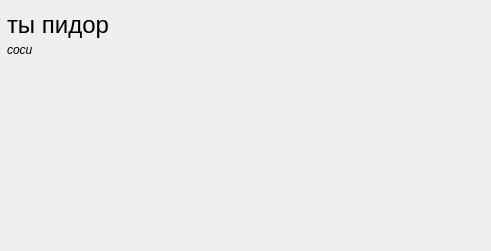
Old version of the form main.ui in the repository syrbo/UP.
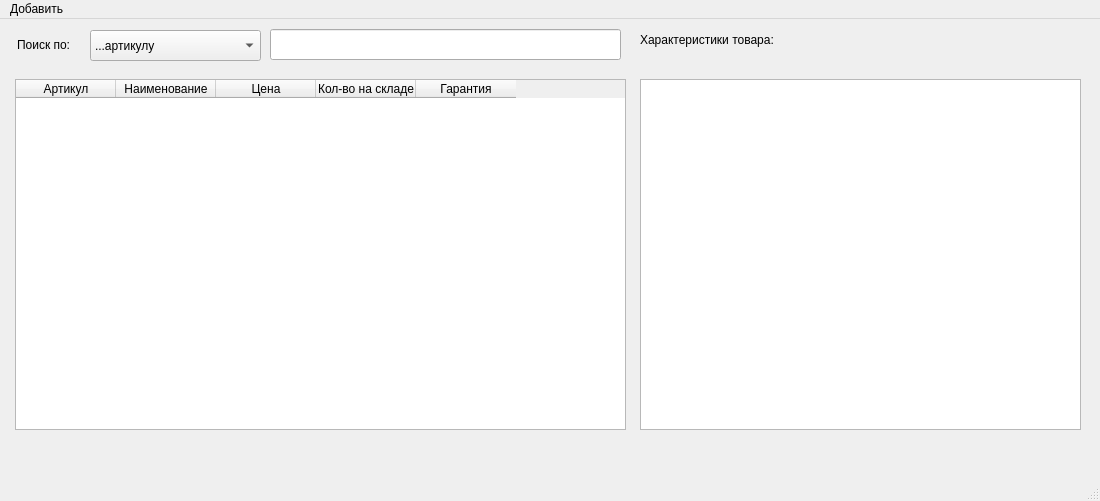
New version of the form.

```diff
--- a/main.ui
+++ b/main.ui
@@ -1,54 +1,225 @@
 <?xml version="1.0" encoding="UTF-8"?>
 <ui version="4.0">
- <class>Widget</class>
- <widget class="QWidget" name="Widget">
+ <class>MainWindow</class>
+ <widget class="QMainWindow" name="MainWindow">
   <property name="geometry">
    <rect>
     <x>0</x>
     <y>0</y>
-    <width>491</width>
-    <height>251</height>
+    <width>1100</width>
+    <height>501</height>
    </rect>
   </property>
   <property name="windowTitle">
    <string>Авторизация</string>
   </property>
-  <widget class="QLabel" name="label_2">
+  <widget class="QWidget" name="centralwidget">
+   <widget class="QLabel" name="label_2">
+    <property name="geometry">
+     <rect>
+      <x>640</x>
+      <y>10</y>
+      <width>161</width>
+      <height>21</height>
+     </rect>
+    </property>
+    <property name="text">
+     <string>Характеристики товара:</string>
+    </property>
+   </widget>
+   <widget class="QTableWidget" name="tableWidget_2">
+    <property name="geometry">
+     <rect>
+      <x>640</x>
+      <y>60</y>
+      <width>441</width>
+      <height>351</height>
+     </rect>
+    </property>
+    <attribute name="horizontalHeaderVisible">
+     <bool>false</bool>
+    </attribute>
+    <attribute name="verticalHeaderVisible">
+     <bool>false</bool>
+    </attribute>
+   </widget>
+   <widget class="QLabel" name="label_role">
+    <property name="geometry">
+     <rect>
+      <x>910</x>
+      <y>420</y>
+      <width>171</width>
+      <height>21</height>
+     </rect>
+    </property>
+    <property name="text">
+     <string/>
+    </property>
+   </widget>
+   <widget class="QTableWidget" name="tableWidget">
+    <property name="geometry">
+     <rect>
+      <x>15</x>
+      <y>60</y>
+      <width>611</width>
+      <height>351</height>
+     </rect>
+    </property>
+    <attribute name="verticalHeaderVisible">
+     <bool>false</bool>
+    </attribute>
+    <column>
+     <property name="text">
+      <string>Артикул</string>
+     </property>
+    </column>
+    <column>
+     <property name="text">
+      <string>Наименование</string>
+     </property>
+    </column>
+    <column>
+     <property name="text">
+      <string>Цена</string>
+     </property>
+    </column>
+    <column>
+     <property name="text">
+      <string>Кол-во на складе</string>
+     </property>
+     <property name="font">
+      <font>
+       <bold>false</bold>
+       <strikeout>false</strikeout>
+      </font>
+     </property>
+    </column>
+    <column>
+     <property name="text">
+      <string>Гарантия</string>
+     </property>
+    </column>
+   </widget>
+   <widget class="QComboBox" name="comboBox">
+    <property name="geometry">
+     <rect>
+      <x>90</x>
+      <y>11</y>
+      <width>171</width>
+      <height>31</height>
+     </rect>
+    </property>
+    <item>
+     <property name="text">
+      <string>...артикулу</string>
+     </property>
+    </item>
+    <item>
+     <property name="text">
+      <string>...имени</string>
+     </property>
+    </item>
+   </widget>
+   <widget class="QLabel" name="label_user">
+    <property name="geometry">
+     <rect>
+      <x>640</x>
+      <y>420</y>
+      <width>251</width>
+      <height>21</height>
+     </rect>
+    </property>
+    <property name="baseSize">
+     <size>
+      <width>0</width>
+      <height>0</height>
+     </size>
+    </property>
+    <property name="font">
+     <font>
+      <bold>false</bold>
+      <strikeout>false</strikeout>
+      <kerning>true</kerning>
+     </font>
+    </property>
+    <property name="cursor">
+     <cursorShape>ArrowCursor</cursorShape>
+    </property>
+    <property name="text">
+     <string/>
+    </property>
+    <property name="scaledContents">
+     <bool>false</bool>
+    </property>
+   </widget>
+   <widget class="QLineEdit" name="lineEdit">
+    <property name="geometry">
+     <rect>
+      <x>270</x>
+      <y>10</y>
+      <width>351</width>
+      <height>31</height>
+     </rect>
+    </property>
+    <property name="text">
+     <string/>
+    </property>
+   </widget>
+   <widget class="QLabel" name="label">
+    <property name="geometry">
+     <rect>
+      <x>17</x>
+      <y>10</y>
+      <width>71</width>
+      <height>31</height>
+     </rect>
+    </property>
+    <property name="text">
+     <string>Поиск по:</string>
+    </property>
+   </widget>
+   <widget class="QLabel" name="version">
+    <property name="geometry">
+     <rect>
+      <x>20</x>
+      <y>420</y>
+      <width>161</width>
+      <height>21</height>
+     </rect>
+    </property>
+    <property name="text">
+     <string/>
+    </property>
+   </widget>
+  </widget>
+  <widget class="QMenuBar" name="menubar">
    <property name="geometry">
     <rect>
-     <x>7</x>
-     <y>39</y>
-     <width>471</width>
-     <height>21</height>
+     <x>0</x>
+     <y>0</y>
+     <width>1100</width>
+     <height>36</height>
     </rect>
    </property>
-   <property name="font">
-    <font>
-     <italic>true</italic>
-    </font>
-   </property>
+   <widget class="QMenu" name="menu">
+    <property name="title">
+     <string>Добавить</string>
+    </property>
+    <addaction name="action_3"/>
+   </widget>
+   <addaction name="menu"/>
+  </widget>
+  <widget class="QStatusBar" name="statusbar"/>
+  <action name="action_2">
    <property name="text">
-    <string>соси</string>
+    <string>р</string>
    </property>
-  </widget>
-  <widget class="QLabel" name="label">
-   <property name="geometry">
-    <rect>
-     <x>7</x>
-     <y>9</y>
-     <width>471</width>
-     <height>31</height>
-    </rect>
-   </property>
-   <property name="font">
-    <font>
-     <pointsize>18</pointsize>
-    </font>
-   </property>
+  </action>
+  <action name="action_3">
    <property name="text">
-    <string>ты пидор</string>
+    <string>Добавить товар в систему</string>
    </property>
-  </widget>
+  </action>
  </widget>
  <resources/>
  <connections/>
```
Left out of the diff: 2 changed lines with no effect on the pictures.
